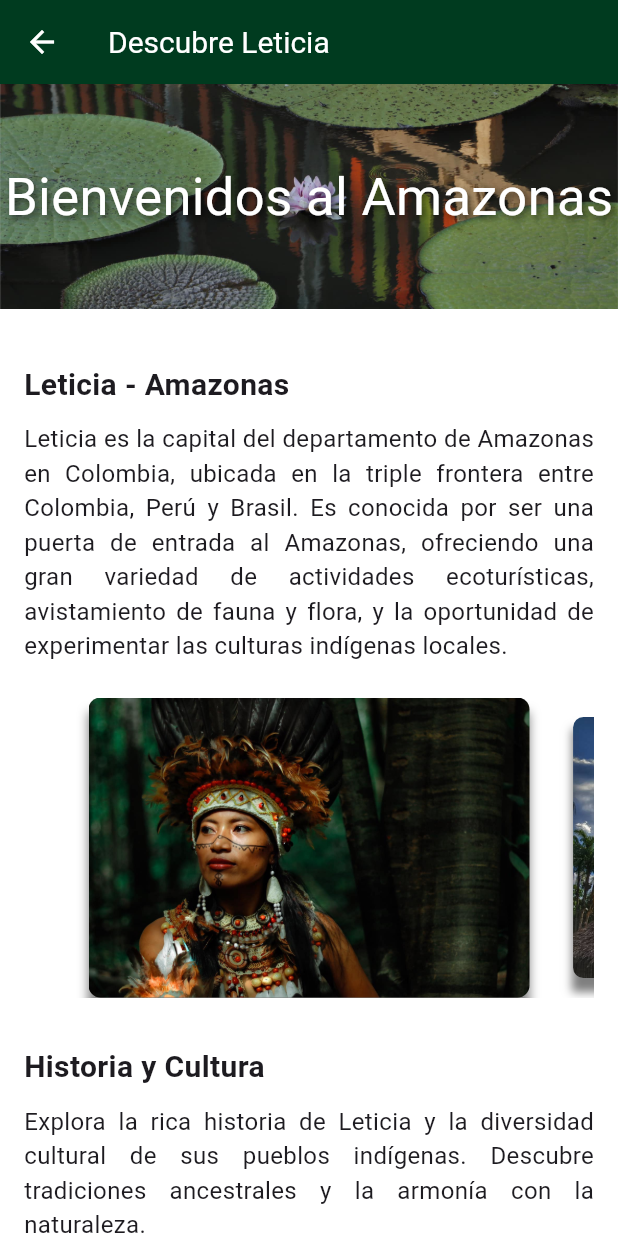
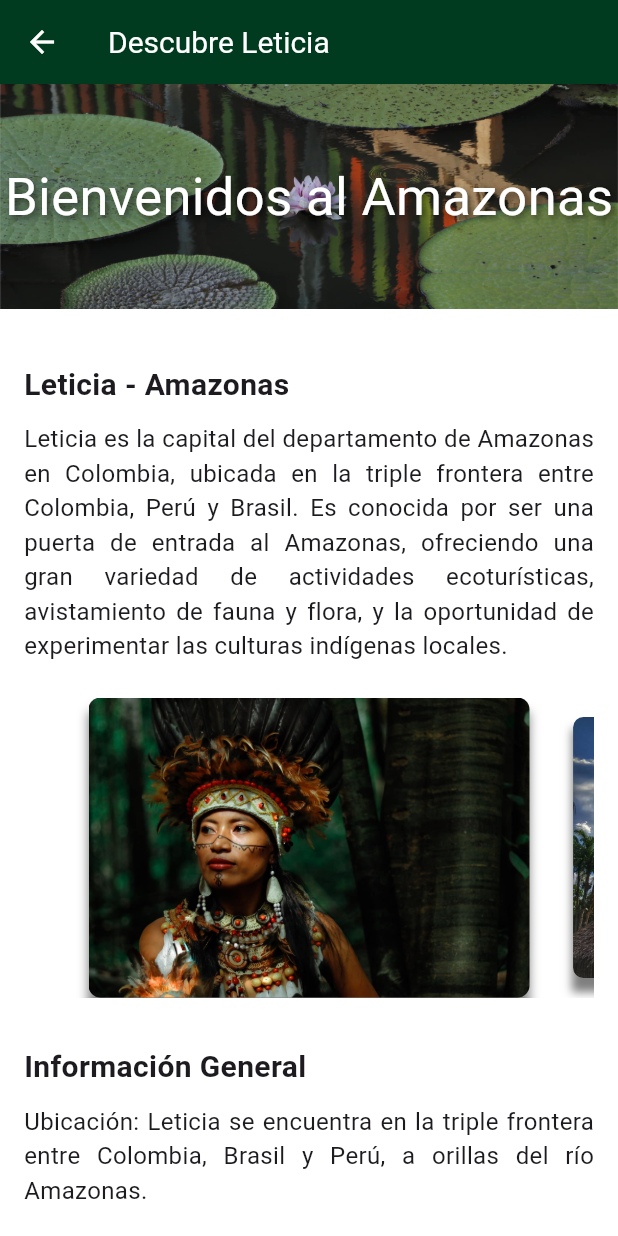
Before and after one commit to monako96/Amazonasapp, a Flutter app: the DescubreLeticiaScreen screen opened directly, on a phone screen of 412 x 824 dp. Run offline on Flutter 3.47's test engine with Material 3 defaults, Android fonts, the light colour scheme and no system bars; drawn by our look-alikes of carousel_slider; our stand-ins replace cloud_firestore, firebase_auth, firebase_core, flutter_rating_bar, google_sign_in; accounts and stored records are empty.

Commit message:
update descubre leticia

```diff
--- a/lib/turismo/descubre_leticia_screen.dart
+++ b/lib/turismo/descubre_leticia_screen.dart
@@ -85,20 +85,18 @@ class DescubreLeticiaScreen extends StatelessWidget {
             ),
             informativeSection(
               context,
-              title: "Historia y Cultura",
+              title: "Información General",
               content:
-                  "Explora la rica historia de Leticia y la diversidad cultural de sus pueblos indígenas. Descubre tradiciones ancestrales y la armonía con la naturaleza.\n",
-              imagePaths: [
-                "assets/paisajes/cultura.jpg",
-                "assets/paisajes/indigenas.jpg",
-                "assets/paisajes/mono.jpg",
-              ],
+                 'Ubicación: Leticia se encuentra en la triple frontera entre Colombia, Brasil y Perú, a orillas del río Amazonas.\n\n'
+                ' Población: Aproximadamente 54,927habitantes.\n\n'
+                'Clima: Tropical húmedo, con temperaturas promedio que varían entre 26°C y 30°C durante todo el año. La estación lluviosa es de diciembre a mayo, mientras que los meses más secos van de junio a noviembre.\n',
+
             ),
             informativeSection(
               context,
-              title: "Biodiversidad",
+              title: "Cómo Llegar",
               content:
-                  "Admira la impresionante biodiversidad del Amazonas. Desde avistamiento de aves hasta encuentros cercanos con la fauna silvestre, Leticia es un paraíso para los amantes de la naturaleza.\n",
+                'Leticia es accesible principalmente por aire, con vuelos directos desde Bogotá al Aeropuerto Internacional Alfredo Vásquez Cobo. Debido a su ubicación geográfica, Leticia no tiene conexiones terrestres con el resto de Colombia, lo que hace que el transporte aéreo sea la principal vía de acceso.\n\n',
               imagePaths: [
                 "assets/paisajes/mono.jpg",
                 "assets/paisajes/pesca.jpg",
@@ -107,25 +105,12 @@ class DescubreLeticiaScreen extends StatelessWidget {
             ),
             informativeSection(
               context,
-              title: "Actividades Turísticas",
+              title: "Recomendaciones para Visitantes",
               content:
-                  "Desde caminatas ecológicas hasta cruceros por el río Amazonas, Leticia ofrece una amplia gama de actividades turísticas para aventureros y familias.\n",
-              imagePaths: [
-                "assets/paisajes/rio.jpg",
-                "assets/paisajes/pesca.jpg",
-                "assets/paisajes/indigenas.jpg",
-              ],
-            ),
-            informativeSection(
-              context,
-              title: "Consejos de Viaje",
-              content:
-                  "Prepárate para tu viaje a Leticia con consejos útiles sobre cómo llegar, qué llevar y cómo hacer de tu estancia una experiencia inolvidable.\n",
-              imagePaths: [
-                "assets/paisajes/choza.jpg",
-                "assets/paisajes/cultura.jpg",
-                "assets/paisajes/indigenas.jpg",
-              ],
+                'Preparación: Dada su ubicación en la selva tropical, es esencial venir preparado con repelente de insectos, ropa ligera y adecuada para el clima húmedo, y protección solar.\n\n'
+              'Vacunas: Se recomienda estar vacunado contra la fiebre amarilla antes de visitar Leticia, así como tener precauciones contra la malaria.\n\n'
+              'Respeto por la Cultura y la Naturaleza: Al visitar comunidades indígenas y reservas naturales, es crucial mostrar respeto por las tradiciones locales y la biodiversidad. Sigue las normas de sostenibilidad y conservación.\n',
+
             ),
           ],
         ),
```
